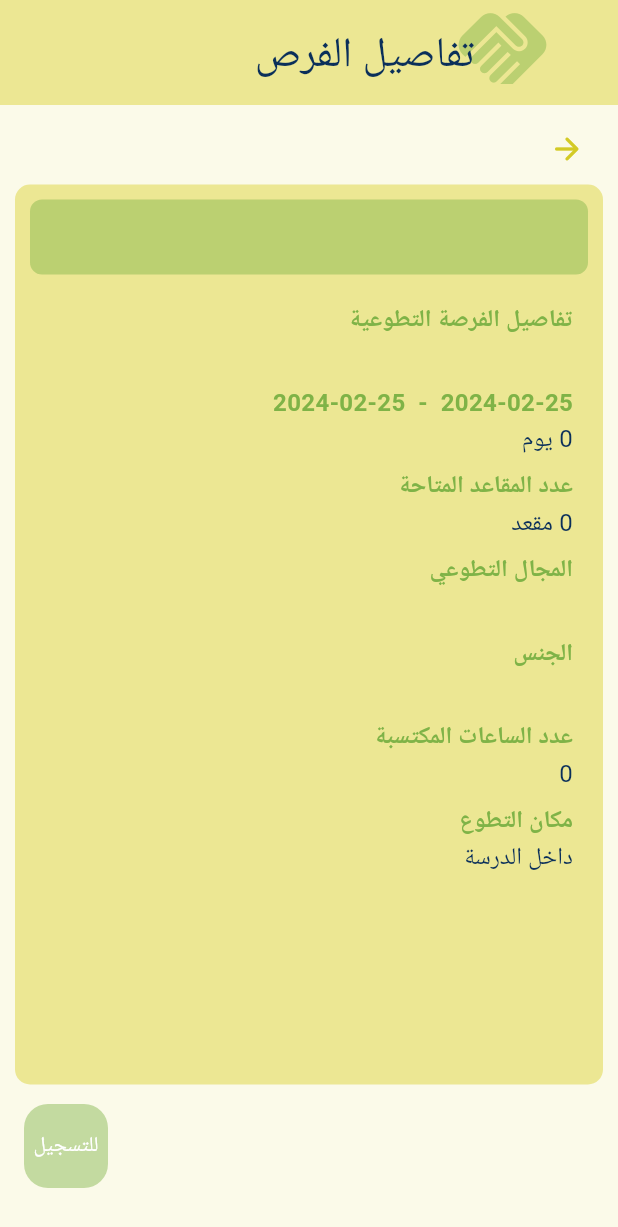
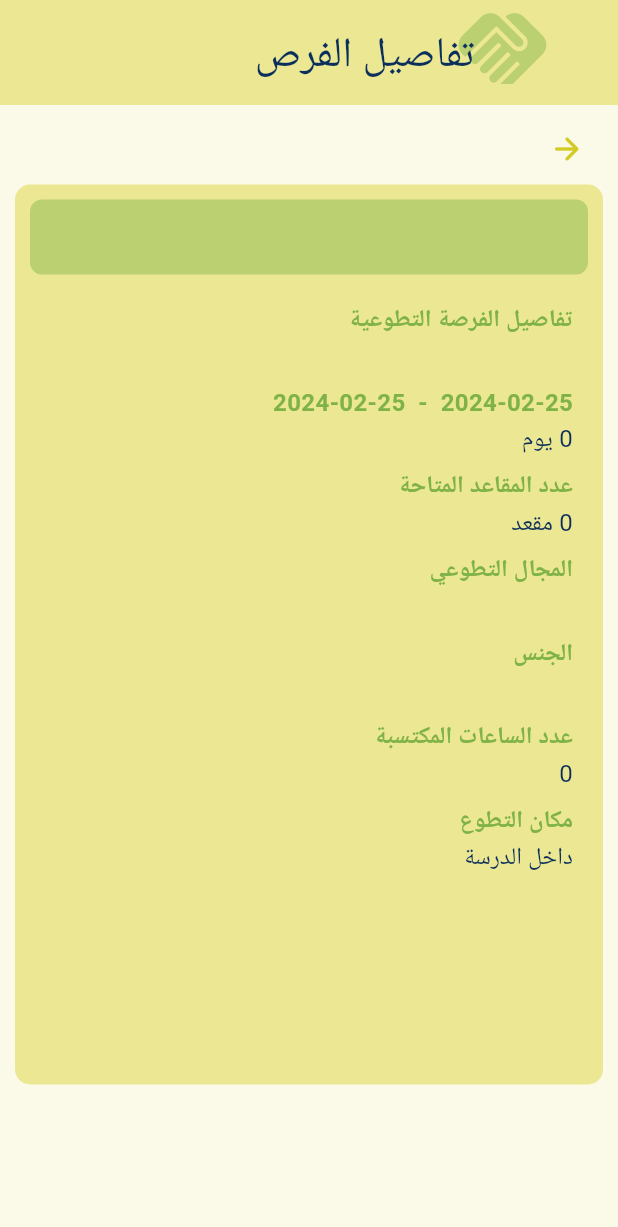
Before and after one commit to Tatwaei/TATWAEI, a Flutter app: the OpportunityDetails screen opened directly with empty values, on a phone screen of 412 x 824 dp. Shown: the top 1227 px of the screen. Run offline on Flutter 3.47's test engine with Material 3 defaults, Android fonts, the phone set to English and light mode, and no system bars; our stand-ins replace cloud_firestore, firebase_auth, firebase_core, firebase_storage, fl_chart, font_awesome_flutter and 1 more; accounts and stored records are empty.

Commit message:
button for register disappear if startdate is before today's date

```diff
--- a/lib/StudentOppDetails.dart
+++ b/lib/StudentOppDetails.dart
@@ -22,6 +22,8 @@ class _OpportunityPageState extends State<OpportunityDetails> {
 
   late String startdate = '';
   late String enddate = '';
+  late DateTime startDate = DateTime.now();
+  late DateTime endDate = DateTime.now();
   late int numberOfDays = 0;
   late int numofseats = 0;
   late int numofhrs = 0;
@@ -78,10 +80,8 @@ class _OpportunityPageState extends State<OpportunityDetails> {
         gender = opportunityDocument['gender'];
 
         // Convert 'startDate' and 'endDate' to DateTime objects
-        DateTime startDate =
-            (opportunityDocument['startDate'] as Timestamp).toDate();
-        DateTime endDate =
-            (opportunityDocument['endDate'] as Timestamp).toDate();
+        startDate = (opportunityDocument['startDate'] as Timestamp).toDate();
+        endDate = (opportunityDocument['endDate'] as Timestamp).toDate();
         // Format 'startDate' and 'endDate' to display only the date
         startdate =
             "${startDate.year}-${startDate.month.toString().padLeft(2, '0')}-${startDate.day.toString().padLeft(2, '0')}";
@@ -622,7 +622,9 @@ class _OpportunityPageState extends State<OpportunityDetails> {
           ),
         ),
       ),
-      floatingActionButton: Padding(
+      floatingActionButton: startDate.isBefore(DateTime.now())
+          ? null // Hide the button if startdate is before the current date
+          : Padding(
               padding: EdgeInsets.only(
                   bottom: 16.0), // Adjust the bottom padding to move it up
               child: FloatingActionButton(
@@ -708,10 +710,7 @@ class _OpportunityPageState extends State<OpportunityDetails> {
             },
           );
 
-          // Optionally, you can update the UI to reflect the changes
-          setState(() {
-            // Update relevant UI components
-          });
+          setState(() {});
         } catch (e) {
           print('Error updating numOfSeats: $e');
           // Handle the error, show an error message, or take appropriate action
```
Lines whose indentation alone changed are shown as unchanged.
